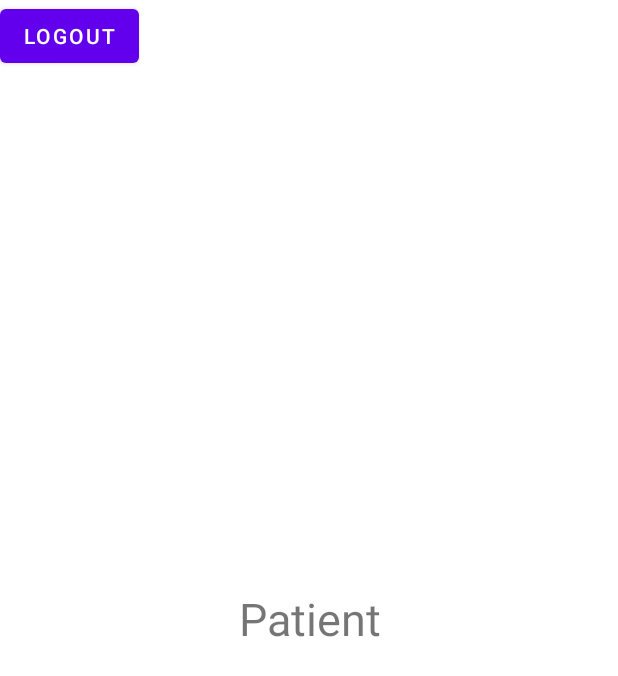
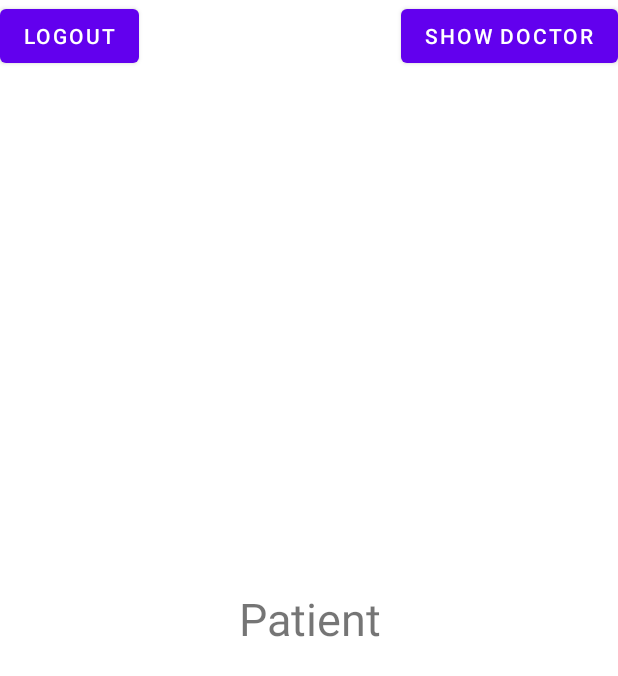
Before and after one commit to dknguyen176/seno-project-online-healthcare, an Android app: the screen it shows after launch (MainActivity), on a phone screen of 412 x 824 dp. Shown: the top 676 px of the screen. Run offline under Robolectric (Android 15) with nearby library versions, the phone set to English and light mode, and no system bars; libraries missing offline, so code that uses them is left out: io.realm, io.realm.mongodb; Roboto replaces fonts that are not available here; 9 statements that could not run were skipped.

Commit message:
show doctor list + detailed

```diff
--- a/app/src/main/AndroidManifest.xml
+++ b/app/src/main/AndroidManifest.xml
@@ -14,13 +14,13 @@
         android:theme="@style/Theme.SenoCare"
         tools:targetApi="31">
         <activity
-            android:name=".DetailedDoctor"
+            android:name=".activity.DetailedDoctor"
             android:exported="false" />
         <activity
-            android:name=".ShowSpecialtyList"
+            android:name=".activity.ShowSpecialtyList"
             android:exported="false" />
         <activity
-            android:name=".ShowDoctors"
+            android:name=".activity.ShowDoctorList"
             android:exported="false" />
         <activity
             android:name=".activity.LoginActivity"
--- a/app/src/main/java/com/example/senocare/activity/DetailedDoctor.java
+++ b/app/src/main/java/com/example/senocare/activity/DetailedDoctor.java
@@ -4,8 +4,10 @@ import androidx.appcompat.app.AppCompatActivity;
 
 import android.content.Intent;
 import android.os.Bundle;
+import android.util.Log;
 
 import com.example.senocare.R;
+import com.example.senocare.helper.SenoDB;
 import com.example.senocare.model.Doctor;
 
 public class DetailedDoctor extends AppCompatActivity {
@@ -21,9 +23,10 @@ public class DetailedDoctor extends AppCompatActivity {
         Doctor doctor = getDoctorFromID(doc_id);
 
         // put doctor's info into the layout
+        Log.v("DETAIL DOCTOR", "" + doctor);
     }
 
     private Doctor getDoctorFromID(String doc_id) {
-        return null;
+        return SenoDB.getDoctor(doc_id);
     }
 }
--- a/app/src/main/java/com/example/senocare/activity/MainActivity.java
+++ b/app/src/main/java/com/example/senocare/activity/MainActivity.java
@@ -32,6 +32,15 @@ public class MainActivity extends AppCompatActivity {
             }
         });
 
+        Button showDrBtn = findViewById(R.id.showDoctor);
+        showDrBtn.setOnClickListener(new View.OnClickListener() {
+            @Override
+            public void onClick(View v) {
+                Intent intent = new Intent(MainActivity.this, ShowDoctorList.class);
+                startActivity(intent);
+            }
+        });
+
         TextView textView = findViewById(R.id.user_type);
         if (IS_PATIENT) {
             textView.setText("Patient");
--- a/app/src/main/res/layout/activity_main.xml
+++ b/app/src/main/res/layout/activity_main.xml
@@ -14,6 +14,14 @@
         app:layout_constraintTop_toTopOf="parent"
         android:text="Logout"/>
 
+    <Button
+        android:id="@+id/showDoctor"
+        android:layout_width="wrap_content"
+        android:layout_height="wrap_content"
+        app:layout_constraintEnd_toEndOf="parent"
+        app:layout_constraintTop_toTopOf="parent"
+        android:text="Show Doctor"/>
+
     <TextView
         android:id="@+id/user_type"
         android:layout_width="match_parent"
```
